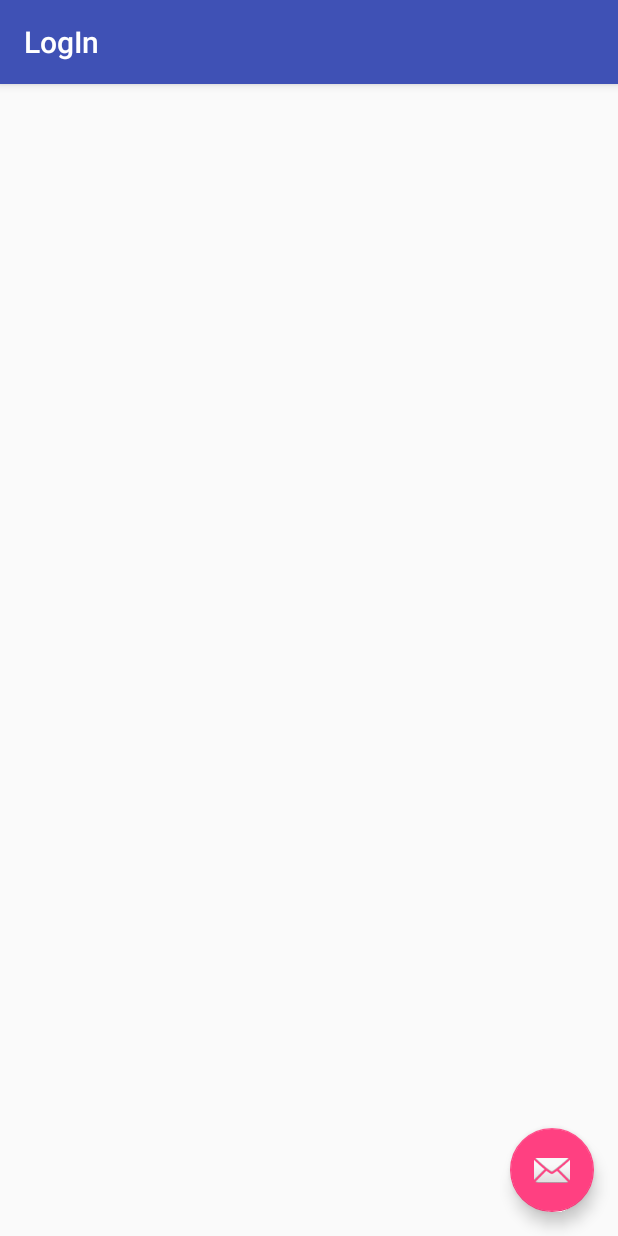
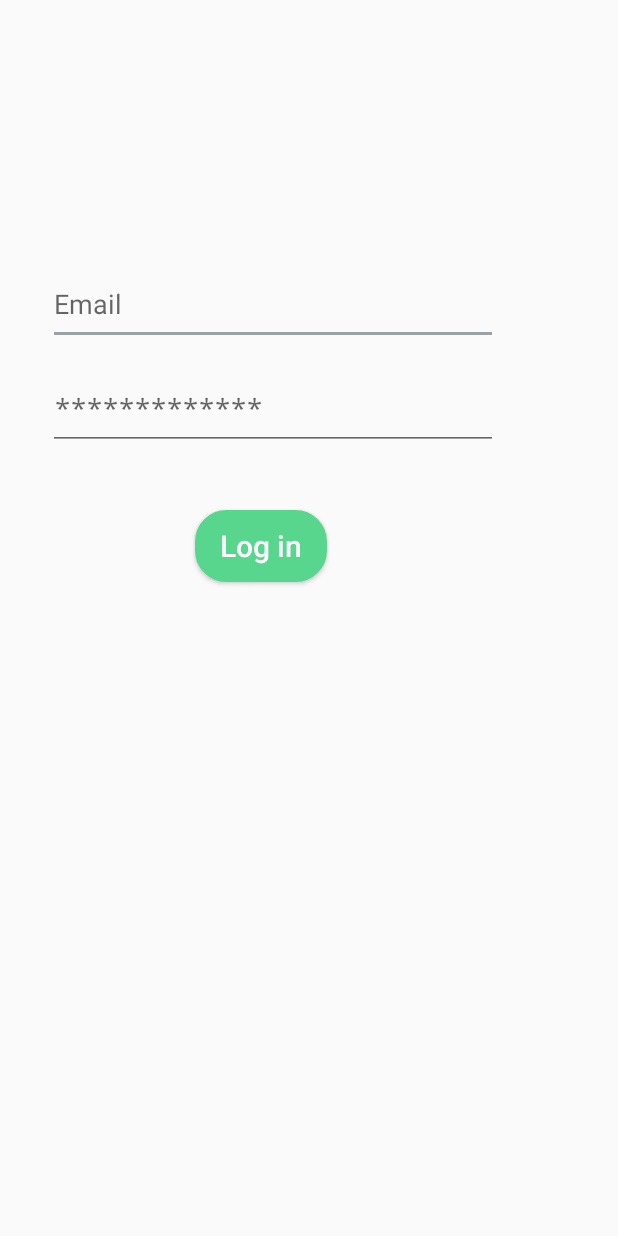
Before and after one commit to edum17/IoTGarden, an Android app: the LogIn screen opened directly, with no data from a screen before it, on a phone screen of 412 x 824 dp. Run offline under Robolectric (Android 15) with nearby library versions, the phone set to English and light mode, and no system bars.

Commit message:
Log in work

```diff
--- a/IOTGarden/app/src/main/AndroidManifest.xml
+++ b/IOTGarden/app/src/main/AndroidManifest.xml
@@ -8,6 +8,14 @@
         android:label="@string/app_name"
         android:supportsRtl="true"
         android:theme="@style/AppTheme">
+
+        <activity
+            android:name=".MainActivity"
+            android:label="@string/app_name"
+            android:theme="@style/AppTheme.NoActionBar">
+
+        </activity>
+
         <activity
             android:name=".SplashScreenActivity"
             android:label="@string/app_name"
@@ -22,6 +30,7 @@
             android:name=".LogIn"
             android:label="@string/title_activity_log_in"
             android:theme="@style/AppTheme.NoActionBar"></activity>
+
     </application>
 
 </manifest>
--- a/IOTGarden/app/src/main/java/com/example/german/iotgarden/LogIn.java
+++ b/IOTGarden/app/src/main/java/com/example/german/iotgarden/LogIn.java
@@ -1,29 +1,60 @@
 package com.example.german.iotgarden;
 
+
+import android.app.Fragment;
+import android.app.FragmentManager;
+import android.app.FragmentTransaction;
 import android.os.Bundle;
-import android.support.design.widget.FloatingActionButton;
-import android.support.design.widget.Snackbar;
-import android.support.v7.app.AppCompatActivity;
-import android.support.v7.widget.Toolbar;
+import android.content.Intent;
+import android.support.v4.app.FragmentActivity;
+import android.content.Context;
 import android.view.View;
+import android.widget.Button;
+import android.widget.EditText;
+import android.widget.TextView;
 
-public class LogIn extends AppCompatActivity {
+
+public class LogIn extends FragmentActivity {
+
+    private Context context;
+    private EditText userID;
+    private EditText passwordID;
+    private Button logInButton;
+    private TextView errorMessage;
 
     @Override
     protected void onCreate(Bundle savedInstanceState) {
         super.onCreate(savedInstanceState);
-        setContentView(R.layout.activity_log_in);
-        Toolbar toolbar = (Toolbar) findViewById(R.id.toolbar);
-        setSupportActionBar(toolbar);
+        setContentView(R.layout.fragment_log_in);
+        context = this;
 
-        FloatingActionButton fab = (FloatingActionButton) findViewById(R.id.fab);
-        fab.setOnClickListener(new View.OnClickListener() {
+        userID = (EditText) findViewById(R.id.userID);
+        passwordID = (EditText) findViewById(R.id.passwordID);
+        logInButton = (Button) findViewById(R.id.logInButton);
+        errorMessage = (TextView) findViewById(R.id.errorMessage);
+        logInButton.setFocusable(false);
+        logInButton.setEnabled(false);
+
+
+        if (userID.getText().toString() != null && passwordID.getText().toString() != null) {
+            logInButton.setFocusable(true);
+            logInButton.setEnabled(true);
+        }
+
+        logInButton.setOnClickListener(new View.OnClickListener() {
             @Override
-            public void onClick(View view) {
-                Snackbar.make(view, "Replace with your own action", Snackbar.LENGTH_LONG)
-                        .setAction("Action", null).show();
+            public void onClick(View v) {
+                System.out.println("--------------------------------------------------");
+                System.out.println("userID.getText().toString(): " + userID.getText().toString());
+                System.out.println("userID.getText().toString(): " + userID.getText().toString());
+                System.out.println("--------------------------------------------------");
+                if (userID.getText().toString().equals("a") && userID.getText().toString().equals("a")) {
+                    Intent logInIntent = new Intent(context, MainActivity.class);
+                    startActivity(logInIntent);
+                }
             }
         });
     }
 
+
 }
--- a/IOTGarden/app/src/main/java/com/example/german/iotgarden/SplashScreenActivity.java
+++ b/IOTGarden/app/src/main/java/com/example/german/iotgarden/SplashScreenActivity.java
@@ -1,8 +1,12 @@
 package com.example.german.iotgarden;
 
 import android.app.Activity;
+import android.app.FragmentTransaction;
 import android.graphics.Typeface;
 import android.os.Bundle;
+import android.support.v4.app.FragmentActivity;
+import android.view.View;
+import android.view.ViewGroup;
 import android.view.Window;
 import android.content.Intent;
 import android.view.animation.Animation;
@@ -16,7 +20,7 @@ import java.util.TimerTask;
 /**
  * Created by German on 08/10/2016.
  */
-public class SplashScreenActivity extends Activity {
+public class SplashScreenActivity extends FragmentActivity {
     private static final long SPLASH_SCREEN_DELAY = 6000;
     private ImageView image;
     private TextView tittleApp;
@@ -30,13 +34,7 @@ public class SplashScreenActivity extends Activity {
         //setRequestedOrientation(ActivityInfo.SCREEN_ORIENTATION_PORTRAIT);
         // Hide title bar
 
-        /*
-        TextView tx = (TextView)findViewById(R.id.textview1);
 
-   Typeface custom_font = Typeface.createFromAsset(getAssets(),  "fonts/abc.ttf");
-
-   tx.setTypeface(custom_font);
-         */
         requestWindowFeature(Window.FEATURE_NO_TITLE);
 
         setContentView(R.layout.splash_screen);
--- /dev/null
+++ b/IOTGarden/app/src/main/res/drawable/button_style.xml
@@ -0,0 +1,20 @@
+<?xml version="1.0" encoding="utf-8"?>
+<shape xmlns:android="http://schemas.android.com/apk/res/android"
+    android:shape="rectangle">
+    <gradient
+        android:startColor="@color/Green"
+        android:centerColor="@color/Green"
+        android:endColor="@color/Green"
+        android:angle="90" />
+    <corners android:radius="20dp" />
+    <stroke
+        android:width="2dp"
+        android:color="@color/Green" />
+
+    <padding
+        android:left="15dp"
+        android:top="5dp"
+        android:right="15dp"
+        android:bottom="5dp" />
+
+</shape>
--- a/IOTGarden/app/src/main/res/layout/activity_log_in.xml
+++ /dev/null
@@ -1,34 +0,0 @@
-<?xml version="1.0" encoding="utf-8"?>
-<android.support.design.widget.CoordinatorLayout xmlns:android="http://schemas.android.com/apk/res/android"
-    xmlns:app="http://schemas.android.com/apk/res-auto"
-    xmlns:tools="http://schemas.android.com/tools"
-    android:layout_width="match_parent"
-    android:layout_height="match_parent"
-    android:fitsSystemWindows="true"
-    tools:context="com.example.german.iotgarden.LogIn">
-
-    <android.support.design.widget.AppBarLayout
-        android:layout_width="match_parent"
-        android:layout_height="wrap_content"
-        android:theme="@style/AppTheme.AppBarOverlay">
-
-        <android.support.v7.widget.Toolbar
-            android:id="@+id/toolbar"
-            android:layout_width="match_parent"
-            android:layout_height="?attr/actionBarSize"
-            android:background="?attr/colorPrimary"
-            app:popupTheme="@style/AppTheme.PopupOverlay" />
-
-    </android.support.design.widget.AppBarLayout>
-
-    <include layout="@layout/content_log_in" />
-
-    <android.support.design.widget.FloatingActionButton
-        android:id="@+id/fab"
-        android:layout_width="wrap_content"
-        android:layout_height="wrap_content"
-        android:layout_gravity="bottom|end"
-        android:layout_margin="@dimen/fab_margin"
-        android:src="@android:drawable/ic_dialog_email" />
-
-</android.support.design.widget.CoordinatorLayout>
--- /dev/null
+++ b/IOTGarden/app/src/main/res/layout/fragment_log_in.xml
@@ -0,0 +1,52 @@
+<FrameLayout xmlns:android="http://schemas.android.com/apk/res/android"
+    xmlns:tools="http://schemas.android.com/tools"
+    android:layout_width="match_parent"
+    android:layout_height="match_parent"
+    tools:context="com.example.german.iotgarden.LogIn"
+    android:id="@+id/id_logIn">
+
+    <TextView
+        android:layout_width="wrap_content"
+        android:layout_height="wrap_content"
+        android:textColor="@color/Red"
+        android:textSize="20dp"
+        android:layout_marginLeft="60dp"
+        android:layout_marginTop="110dp"
+        android:gravity="center|left"
+        android:textStyle="bold"
+        android:id="@+id/errorMessage"/>
+
+    <EditText
+        android:layout_width="300dp"
+        android:layout_height="50dp"
+        android:gravity="left"
+        android:layout_marginLeft="32dp"
+        android:layout_marginTop="180dp"
+        android:hint="Email"
+        android:id="@+id/userID"
+        />
+
+    <EditText
+        android:layout_width="300dp"
+        android:layout_height="50dp"
+        android:gravity="left"
+        android:layout_marginLeft="32dp"
+        android:layout_marginTop="250dp"
+        android:hint="*************"
+        android:inputType="textPassword"
+        android:id="@+id/passwordID"
+        />
+
+    <Button
+        android:layout_width="wrap_content"
+        android:layout_height="wrap_content"
+        android:text="Log in"
+        android:textColor="@color/White"
+        android:textSize="20dp"
+        android:layout_marginLeft="130dp"
+        android:layout_marginTop="340dp"
+        android:id="@+id/logInButton"
+        android:textAllCaps="false"
+        android:background="@drawable/button_style"/>
+
+</FrameLayout>
--- a/IOTGarden/app/src/main/res/layout/splash_screen.xml
+++ b/IOTGarden/app/src/main/res/layout/splash_screen.xml
@@ -18,7 +18,7 @@
         android:layout_gravity="center"
         android:id="@+id/appName"
         android:text="IoTGarden"
-        android:textColor="@color/Verde"
+        android:textColor="@color/Green"
         android:textSize="70dp"
         android:textStyle="bold"
         />
--- a/IOTGarden/app/src/main/res/values/colors.xml
+++ b/IOTGarden/app/src/main/res/values/colors.xml
@@ -1,7 +1,10 @@
 <?xml version="1.0" encoding="utf-8"?>
 <resources>
-    <color name="colorPrimary">#3F51B5</color>
-    <color name="colorPrimaryDark">#303F9F</color>
-    <color name="colorAccent">#FF4081</color>
-    <color name="Verde">#58D68D</color>
+    <color name="colorAccent">#99A3A4</color>
+    <color name="colorPrimary">#28B463</color>
+    <color name="colorPrimaryDark">#186A3B</color>
+    <color name="Green">#58D68D</color>
+    <color name="White">#FFFFFF</color>
+    <color name="Red">#FF5733</color>7
+
 </resources>
--- a/IOTGarden/app/src/main/res/values/strings.xml
+++ b/IOTGarden/app/src/main/res/values/strings.xml
@@ -1,9 +1,13 @@
 <resources>
-    <string name="app_name">IOTGarden</string>
+    <string name="app_name">IoTGarden</string>
 
     <string name="navigation_drawer_open">Open navigation drawer</string>
     <string name="navigation_drawer_close">Close navigation drawer</string>
 
     <string name="action_settings">Settings</string>
     <string name="title_activity_log_in">LogIn</string>
+
+    <!-- TODO: Remove or change this placeholder text -->
+    <string name="hello_blank_fragment">Hello blank fragment</string>
+
 </resources>
```
